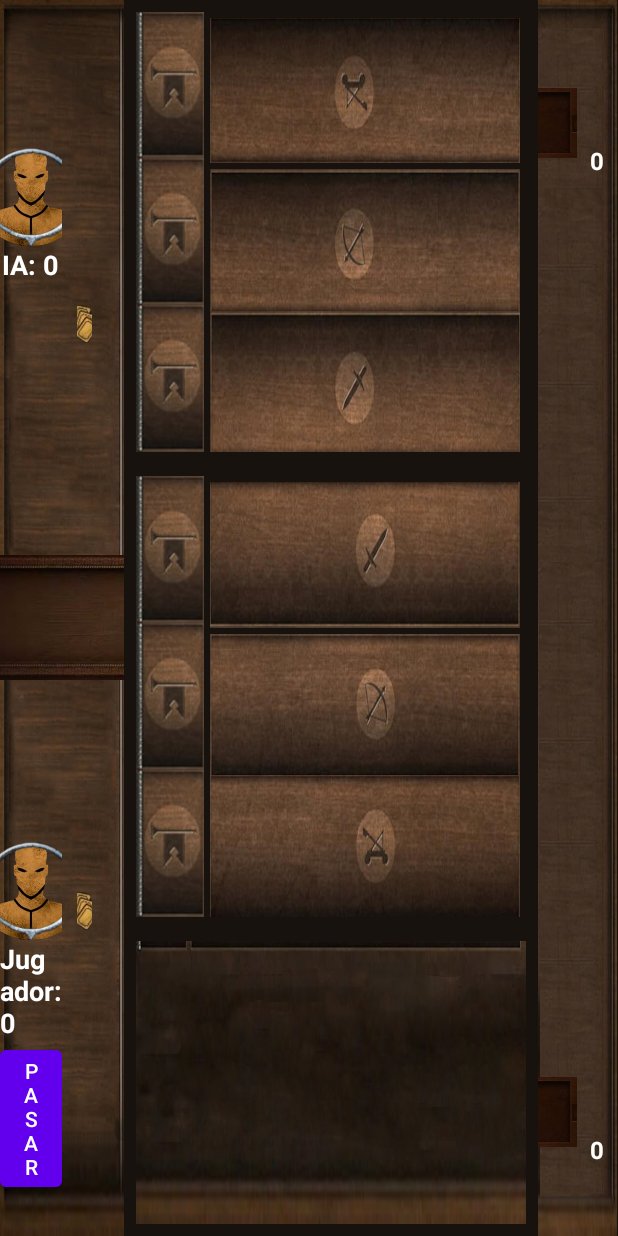
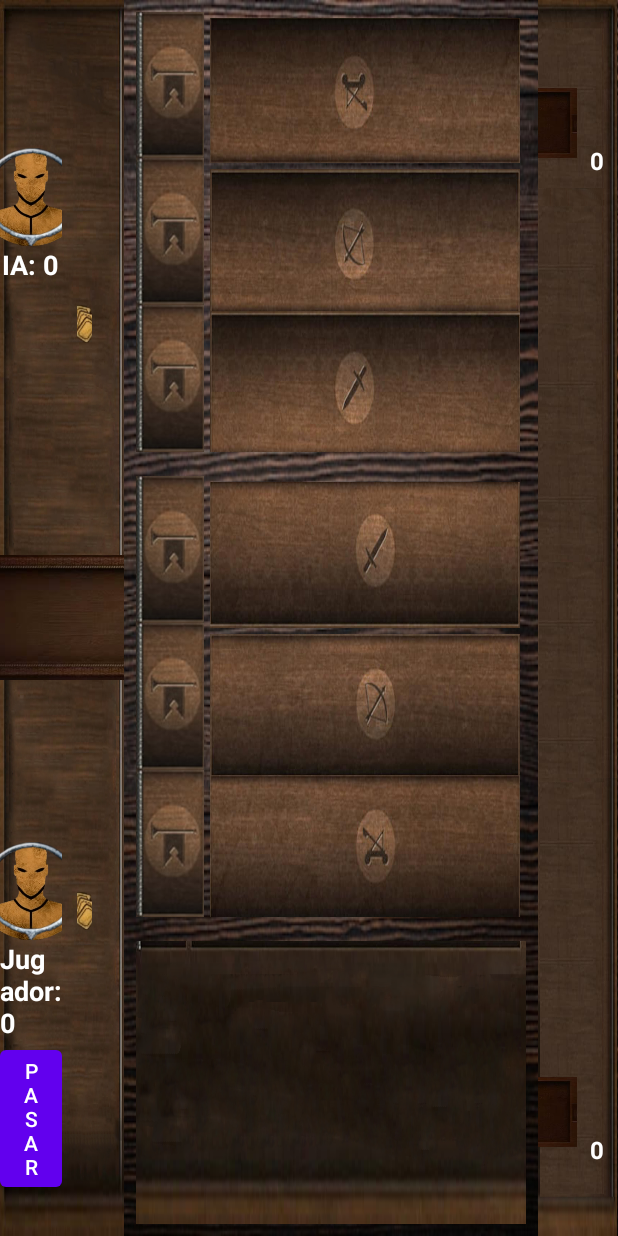
Before and after one commit to IPRGIT/MyGwent, an Android app: the GameActivity screen opened directly, with no data from a screen before it, on a phone screen of 412 x 824 dp. Run offline under Robolectric (Android 15) with nearby library versions, the phone set to English and light mode, and no system bars; pictures from the network do not load.

Commit message:
versin 2.1: Arreglando la partida.

```diff
--- a/app/src/main/res/layout/activity_game.xml
+++ b/app/src/main/res/layout/activity_game.xml
@@ -5,7 +5,7 @@
     xmlns:tools="http://schemas.android.com/tools"
     android:layout_width="match_parent"
     android:layout_height="match_parent"
-   android:background="@color/Board">
+    android:background="@drawable/board_background">
 
     <!-- CONTENEDOR IZQUIERDO modificado -->
     <LinearLayout
```
Also changed, not shown: app/src/main/res/drawable/board_background.jpg (added).
